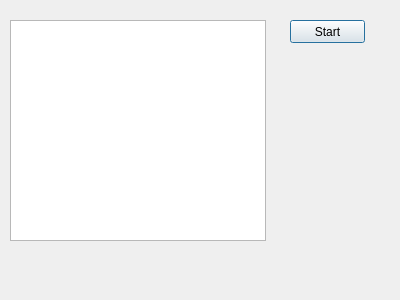
nikolakn/TeamMatchStats, file nktimedialog.ui: the form before one commit.
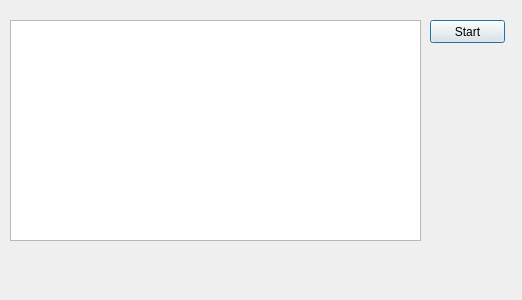
The form after the commit.

Commit message: time dialog

Diff of the .ui file:
```diff
--- a/nktimedialog.ui
+++ b/nktimedialog.ui
@@ -6,7 +6,7 @@
    <rect>
     <x>0</x>
     <y>0</y>
-    <width>400</width>
+    <width>522</width>
     <height>300</height>
    </rect>
   </property>
@@ -18,7 +18,7 @@
     <rect>
      <x>10</x>
      <y>20</y>
-     <width>256</width>
+     <width>411</width>
      <height>221</height>
     </rect>
    </property>
@@ -26,7 +26,7 @@
   <widget class="QPushButton" name="pushButton">
    <property name="geometry">
     <rect>
-     <x>290</x>
+     <x>430</x>
      <y>20</y>
      <width>75</width>
      <height>23</height>
```
The commit also changes 4 other files.
